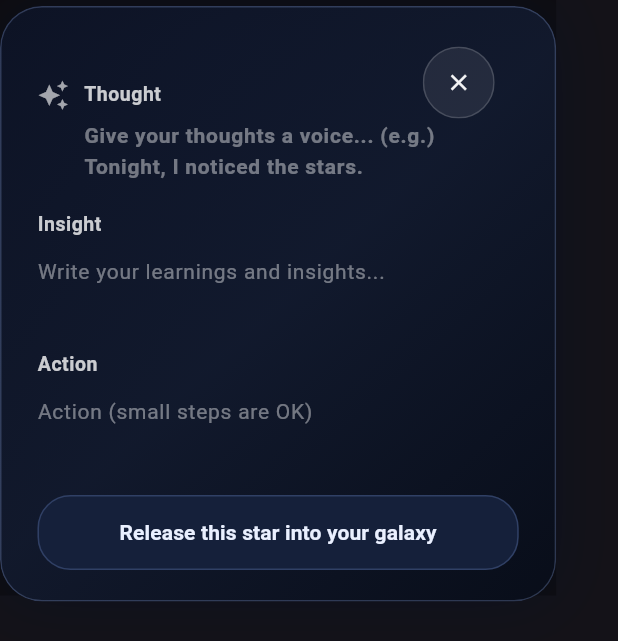
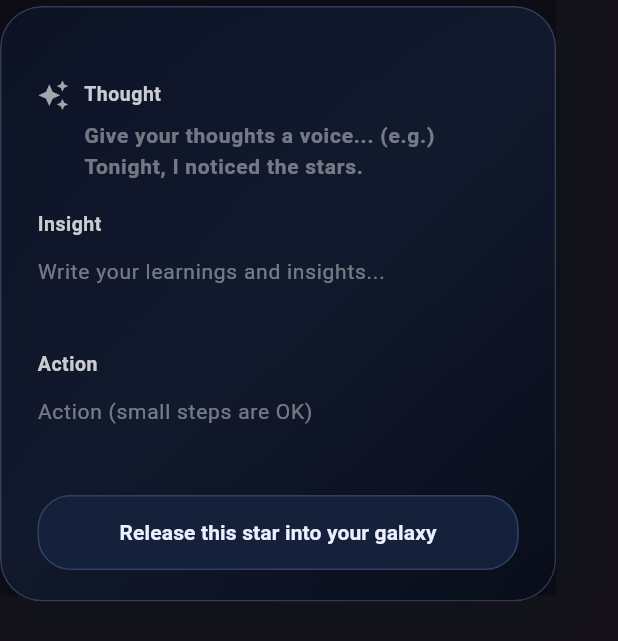
Before and after one commit to mindfulstudioofficial/mind_galaxy, a Flutter app: the _ThoughtPopupOverlay widget shown alone on an empty page, opened directly with empty values, on a phone screen of 412 x 824 dp. Shown: the top 641 px of the screen. Run offline on Flutter 3.47's test engine with Material 3 defaults, Android fonts, the phone set to English and light mode, and no system bars; our stand-ins replace file_picker, firebase_auth, firebase_core, flutter_svg, google_mobile_ads, google_sign_in and 5 more; missing offline and left inert: universal_html; accounts and stored records are empty; network calls fail.

Commit message:
クローズドテスト公開向けに観測UIと広告設定を調整する。
観測モードの日時表示を入力内容側へ統一しつつ、リリースでもテスト広告を既定化して本番広告露出を防ぎ、Android版を1.0.4+10へ更新してAAB生成準備を整える。

Co-authored-by: Cursor <cursoragent@cursor.com>

```diff
--- a/lib/config/ads_config.dart
+++ b/lib/config/ads_config.dart
@@ -5,5 +5,10 @@ import 'package:flutter/foundation.dart';
 const bool _kDisableAds =
     bool.fromEnvironment('DISABLE_ADS', defaultValue: false);
 
+/// テスター配布中は本番広告を避けるため、デフォルトでテスト広告を強制する。
+/// 本番配布時のみ `--dart-define=FORCE_TEST_ADS=false` を指定する。
+const bool kForceTestAds =
+    bool.fromEnvironment('FORCE_TEST_ADS', defaultValue: true);
+
 /// バナー・リワードを表示するか。Web のみオフ。
 bool get kShowAds => !kIsWeb && !_kDisableAds;
--- a/lib/overlays/thought_popup.dart
+++ b/lib/overlays/thought_popup.dart
@@ -433,19 +433,6 @@ class _ThoughtPopupOverlayState extends State<_ThoughtPopupOverlay>
                         ),
                       ),
                     ),
-                    if (raw < 0.02)
-                      Positioned(
-                        right: 16,
-                        top: context.layoutViewPadding.top + 8,
-                        child: _PopupIconButton(
-                          enabled: true,
-                          icon: Icons.close,
-                          onTap: () {
-                            FocusScope.of(context).unfocus();
-                            ThoughtPopup.hide();
-                          },
-                        ),
-                      ),
                   ],
                 ),
               ),
@@ -526,43 +513,3 @@ class _ThoughtPopupOverlayState extends State<_ThoughtPopupOverlay>
     );
   }
 }
-
-class _PopupIconButton extends StatelessWidget {
-  final VoidCallback onTap;
-  final bool enabled;
-  final IconData icon;
-
-  const _PopupIconButton({
-    required this.onTap,
-    required this.enabled,
-    required this.icon,
-  });
-
-  @override
-  Widget build(BuildContext context) {
-    return Material(
-      color: Colors.transparent,
-      child: InkWell(
-        onTap: enabled ? onTap : null,
-        borderRadius: BorderRadius.circular(18),
-        child: Ink(
-          width: 48,
-          height: 48,
-          decoration: BoxDecoration(
-            shape: BoxShape.circle,
-            color: AppColors.textPrimary.withValues(alpha: 0.08),
-            border: Border.all(
-              color: AppColors.textPrimary.withValues(alpha: 0.16),
-              width: 1,
-            ),
-          ),
-          child: Icon(
-            icon,
-            color: AppColors.textSecondary.withValues(alpha: 0.95),
-            size: 18,
-          ),
-        ),
-      ),
-    );
-  }
-}
--- a/lib/utils/ad_helper.dart
+++ b/lib/utils/ad_helper.dart
@@ -1,6 +1,7 @@
 import 'dart:io' show Platform;
 
 import 'package:flutter/foundation.dart' show kDebugMode, kIsWeb;
+import 'package:mindgalaxy/config/ads_config.dart';
 
 /// AdMob 広告ユニット。
 class AdHelper {
@@ -34,7 +35,7 @@ class AdHelper {
   static const String _iosRewardedProd =
       'ca-app-pub-8944199388403475/4239975982';
 
-  static bool get _useProductionAds => !kDebugMode;
+  static bool get _useProductionAds => !kDebugMode && !kForceTestAds;
 
   /// バナー（[input_screen.dart]）。
   static String get bannerAdUnitId {
--- a/pubspec.yaml
+++ b/pubspec.yaml
@@ -1,7 +1,7 @@
 name: mindgalaxy
 description: Flutter Web app with emoji central star and popping thought stars
 publish_to: 'none'
-version: 1.0.3+9
+version: 1.0.4+10
 
 environment:
   sdk: '>=3.4.0 <4.0.0'
@@ -28,6 +28,7 @@ dependencies:
   google_mobile_ads: ^4.0.0
   url_launcher: ^6.3.2
   file_picker: ^8.0.0
+  flutter_svg: ^2.3.0
 
 dev_dependencies:
   flutter_test:
```
Also changed, not shown: lib/screens/home_screen.dart (+109 -40 lines), lib/screens/settings_screen.dart (+63 -21 lines), pubspec.lock, 1 other file.
